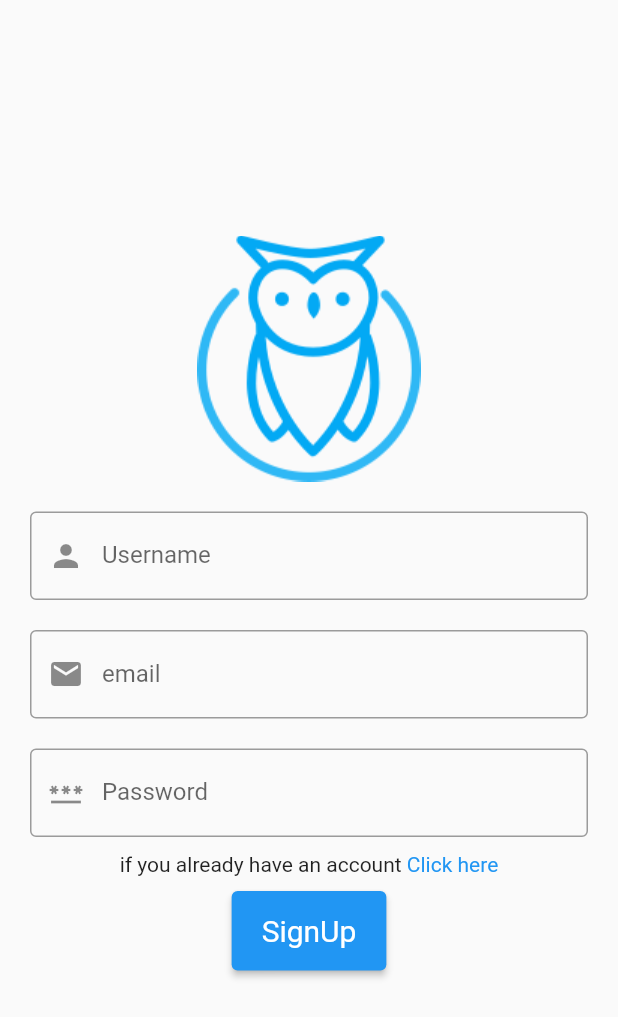
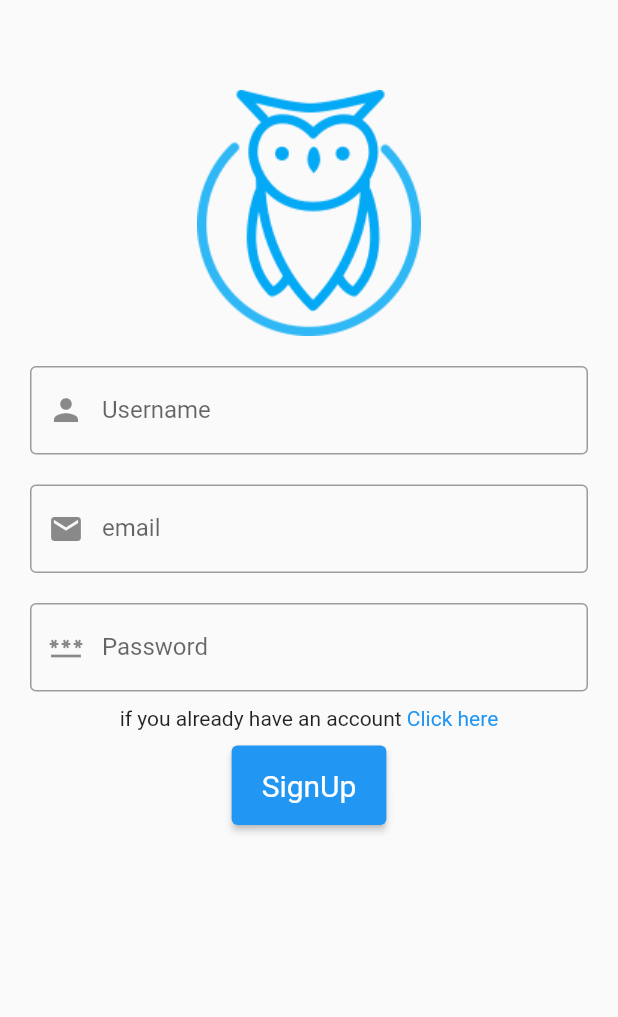
Before and after one commit to ammarlouah/note_app_23, a Flutter app: the screen it shows after launch, after a tap on "Click here", on a phone screen of 412 x 824 dp. Shown: the top 1017 px of the screen. Run offline on Flutter 3.47's test engine with Material 2 defaults, Android fonts, the light colour scheme and no system bars.

Commit message:
Finishing Design

```diff
--- a/lib/auth/login.dart
+++ b/lib/auth/login.dart
@@ -12,7 +12,9 @@ class _LoginState extends State<Login> {
   @override
   Widget build(BuildContext context) {
     return Scaffold(
-        body: Column(
+        body: SingleChildScrollView(
+          padding: const EdgeInsets.only(top: 60),
+          child: Column(
       mainAxisAlignment: MainAxisAlignment.center,
       children: [
           Center(
@@ -49,8 +51,7 @@ class _LoginState extends State<Login> {
                 ),
                 Container(
                   margin: const EdgeInsets.all(10),
-                child: Row(
-                  mainAxisAlignment: MainAxisAlignment.center,
+                  child: Wrap(
                     children: [
                       const Text("if you don't have an account "),
                       InkWell(
@@ -90,6 +91,7 @@ class _LoginState extends State<Login> {
             )),
           )
       ],
+    ),
         ));
   }
 }
--- a/lib/auth/signup.dart
+++ b/lib/auth/signup.dart
@@ -8,10 +8,14 @@ class SignUp extends StatefulWidget {
 }
 
 class _SignUpState extends State<SignUp> {
+
   @override
   Widget build(BuildContext context) {
+    final wid = MediaQuery.of(context).size.width;
     return Scaffold(
-        body: Column(
+        body: SingleChildScrollView(
+          padding: const EdgeInsets.only(top: 60),
+          child: Column(
       mainAxisAlignment: MainAxisAlignment.center,
       children: [
           Center(
@@ -60,8 +64,7 @@ class _SignUpState extends State<SignUp> {
                 ),
                 Container(
                   margin: const EdgeInsets.all(10),
-                child: Row(
-                  mainAxisAlignment: MainAxisAlignment.center,
+                  child: Wrap(
                     children: [
                       const Text("if you already have an account "),
                       InkWell(
@@ -99,6 +102,7 @@ class _SignUpState extends State<SignUp> {
             )),
           )
       ],
+    ),
         ));
   }
 }
--- a/lib/main.dart
+++ b/lib/main.dart
@@ -1,4 +1,5 @@
 import 'package:flutter/material.dart';
+import 'package:note_app_23/crud/addNote.dart';
 import 'package:note_app_23/home/homepage.dart';
 
 import 'auth/login.dart';
@@ -35,6 +36,7 @@ class MyApp extends StatelessWidget {
         "login": (context) => const Login(),
         "signup": (context) => const SignUp(),
         "homepage": (context) => const HomePage(),
+        "addnotes": (context) => const AddNotes(),
       },
     );
   }
```
Also changed, not shown: lib/crud/addNote.dart (added, +133 -0 lines), lib/home/homepage.dart (+5 -2 lines). Lines whose indentation alone changed are shown as unchanged.
